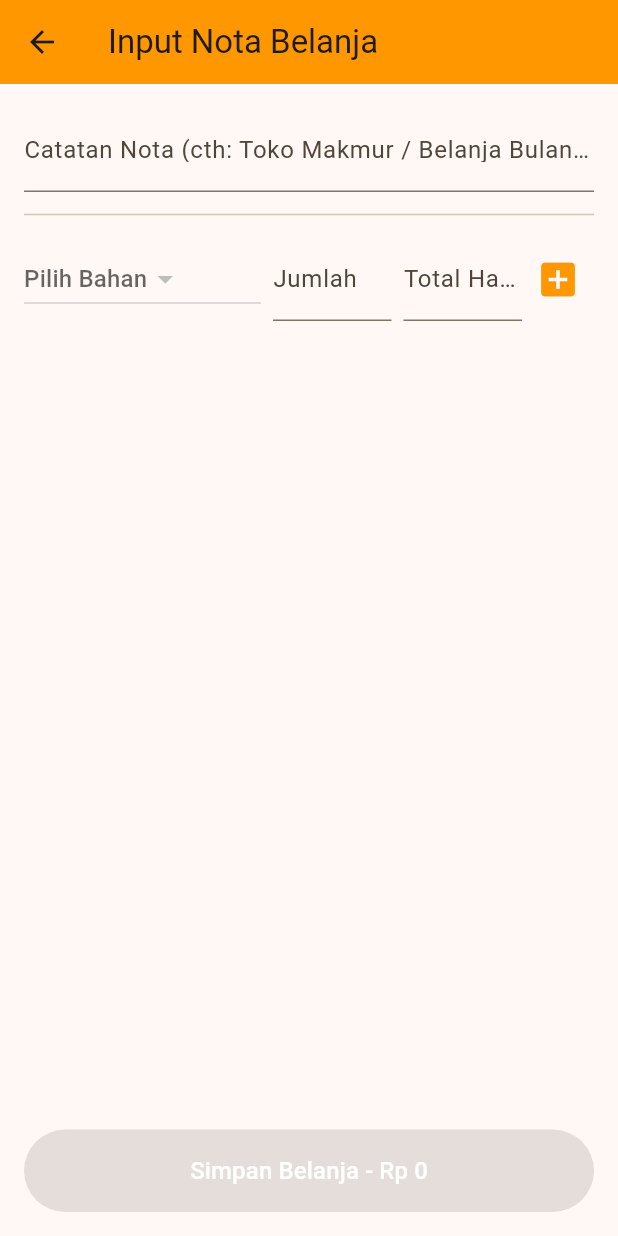
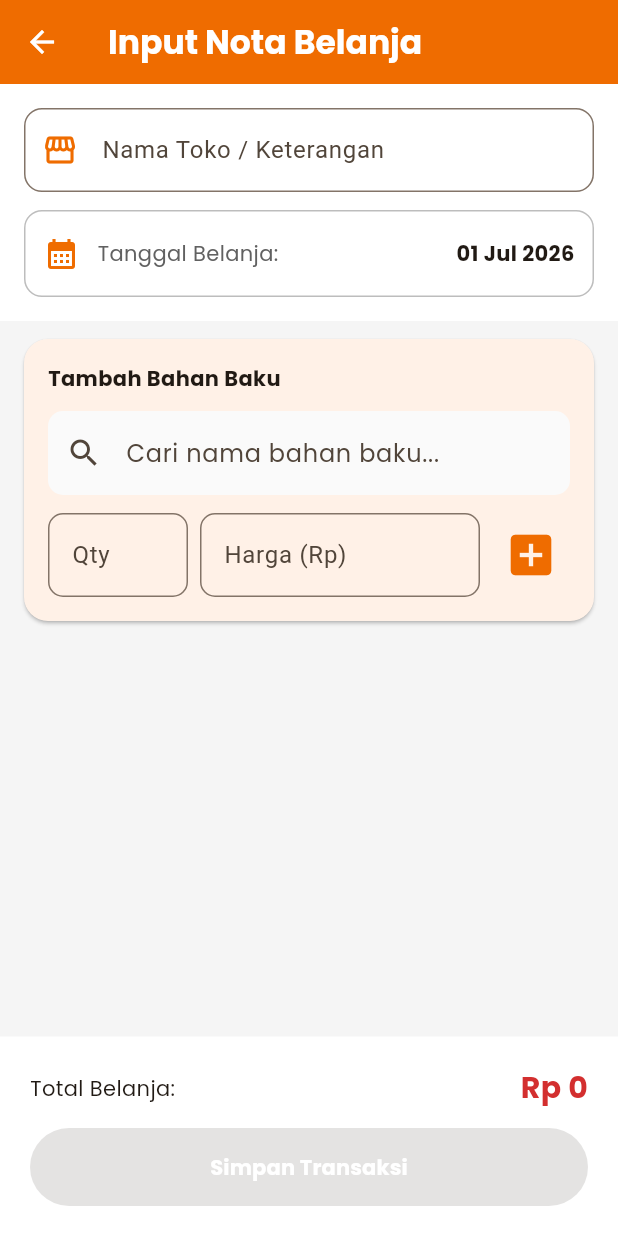
Before and after one commit to InMyDr3am/flutter_resto, a Flutter app: the AddPurchaseScreen screen opened directly, on a phone screen of 412 x 824 dp. Run offline on Flutter 3.47's test engine with Material 3 defaults, Android fonts, the phone set to English and light mode, and no system bars; our stand-ins replace google_fonts, image_picker, supabase_flutter; accounts and stored records are empty.

Commit message:
update belanja, ada tgl, tampilan lebih bagus dll

```diff
--- a/lib/screens/add_purchase_screen.dart
+++ b/lib/screens/add_purchase_screen.dart
@@ -1,4 +1,6 @@
 import 'package:flutter/material.dart';
+import 'package:google_fonts/google_fonts.dart';
+import 'package:intl/intl.dart';
 import '../models/ingredient_model.dart';
 import '../models/purchase_model.dart';
 import '../models/purchase_item_model.dart';
@@ -13,14 +15,19 @@ class AddPurchaseScreen extends StatefulWidget {
 
 class _AddPurchaseScreenState extends State<AddPurchaseScreen> {
   final SupabaseService _supabaseService = SupabaseService();
+
   final _notesController = TextEditingController();
+  final _qtyController = TextEditingController();
+  final _costController = TextEditingController();
+  TextEditingController? _searchFieldController;
 
   List<IngredientModel> _availableIngredients = [];
   final List<PurchaseItemModel> _tempItems = [];
+  IngredientModel? _selectedIngredient;
+  bool _isLoading = false;
 
-  IngredientModel? _selectedIngredient;
-  final _qtyController = TextEditingController();
-  final _costController = TextEditingController();
+  // Variabel untuk menyimpan tanggal belanja
+  DateTime _selectedDate = DateTime.now();
 
   @override
   void initState() {
@@ -28,142 +35,256 @@ class _AddPurchaseScreenState extends State<AddPurchaseScreen> {
     _loadIngredients();
   }
 
-  // Mengambil daftar bahan baku yang terdaftar untuk opsi Dropdown
   void _loadIngredients() async {
     final data = await _supabaseService.getIngredients();
-    setState(() {
-      _availableIngredients = data;
-    });
+    if (mounted) setState(() => _availableIngredients = data);
   }
 
-  // Menambahkan item bahan baku ke daftar sementara di aplikasi
+  String formatCurrency(double amount) {
+    return NumberFormat.currency(locale: 'id_ID', symbol: 'Rp ', decimalDigits: 0).format(amount);
+  }
+
+  // Fungsi untuk memilih tanggal belanja
+  Future<void> _pickDate(BuildContext context) async {
+    final pickedDate = await showDatePicker(
+      context: context,
+      initialDate: _selectedDate,
+      firstDate: DateTime(2020),
+      lastDate: DateTime.now(), // Tidak bisa pilih tanggal masa depan
+      builder: (context, child) {
+        return Theme(
+          data: Theme.of(context).copyWith(
+            colorScheme: ColorScheme.light(primary: Colors.orange.shade800),
+          ),
+          child: child!,
+        );
+      },
+    );
+
+    if (pickedDate != null) {
+      setState(() => _selectedDate = pickedDate);
+    }
+  }
+
   void _addItemToList() {
-    if (_selectedIngredient == null || _qtyController.text.isEmpty || _costController.text.isEmpty) return;
+    if (_selectedIngredient == null || _qtyController.text.isEmpty || _costController.text.isEmpty) {
+      ScaffoldMessenger.of(context).showSnackBar(const SnackBar(content: Text('Isi semua data item!'), backgroundColor: Colors.red));
+      return;
+    }
 
     setState(() {
       _tempItems.add(
         PurchaseItemModel(
-          ingredientId: _selectedIngredient!.id!,
+          ingredientId: _selectedIngredient!.id,
           ingredientName: _selectedIngredient!.name,
-          quantity: double.parse(_qtyController.text),
-          cost: double.parse(_costController.text),
+          quantity: double.tryParse(_qtyController.text) ?? 0,
+          cost: double.tryParse(_costController.text) ?? 0,
         ),
       );
-      // Reset input item setelah ditambah
       _qtyController.clear();
       _costController.clear();
       _selectedIngredient = null;
+      if (_searchFieldController != null) _searchFieldController!.clear();
     });
   }
 
-  // Menghitung total keseluruhan nota
   double get _totalNota => _tempItems.fold(0, (sum, item) => sum + item.cost);
 
-  // Menyimpan Nota beserta detailnya ke Supabase
   void _savePurchase() async {
     if (_tempItems.isEmpty) return;
+    setState(() => _isLoading = true);
+
+    try {
+      // 1. Ambil waktu saat ini (jam, menit, detik)
+      final now = DateTime.now();
+
+      // 2. Gabungkan tanggal dari kalender dengan waktu saat ini
+      final exactDateTime = DateTime(
+        _selectedDate.year,
+        _selectedDate.month,
+        _selectedDate.day,
+        now.hour,
+        now.minute,
+        now.second,
+      );
 
       final newPurchase = PurchaseModel(
         totalCost: _totalNota,
-      notes: _notesController.text.isEmpty ? null : _notesController.text,
-      purchaseDate: DateTime.now(),
+        notes: _notesController.text.isEmpty ? 'Belanja Bahan Baku' : _notesController.text,
+        purchaseDate: exactDateTime, // Gunakan waktu yang sudah sangat presisi
       );
 
       await _supabaseService.createPurchase(newPurchase, _tempItems);
-    if (context.mounted) {
-      Navigator.pop(context, true); // Kembali ke halaman riwayat dengan sinyal 'true' (sukses)
+
+      if (mounted) {
+        Navigator.pop(context, true);
+        ScaffoldMessenger.of(context).showSnackBar(
+          SnackBar(
+            content: Text('Belanjaan berhasil disimpan!', style: GoogleFonts.poppins()),
+            backgroundColor: Colors.green
+          )
+        );
+      }
+    } catch (e) {
+      if (mounted) ScaffoldMessenger.of(context).showSnackBar(SnackBar(content: Text('Error: $e'), backgroundColor: Colors.red));
+    } finally {
+      if (mounted) setState(() => _isLoading = false);
     }
   }
 
   @override
   Widget build(BuildContext context) {
     return Scaffold(
-      appBar: AppBar(title: const Text('Input Nota Belanja'), backgroundColor: Colors.orange),
-      body: Padding(
+      backgroundColor: Colors.grey[100],
+      appBar: AppBar(
+        title: Text('Input Nota Belanja', style: GoogleFonts.poppins(fontWeight: FontWeight.bold, color: Colors.white)),
+        backgroundColor: Colors.orange[800],
+        iconTheme: const IconThemeData(color: Colors.white),
+      ),
+      body: Column(
+        children: [
+          // BAGIAN ATAS: TOKO & TANGGAL
+          Container(
+            color: Colors.white,
             padding: const EdgeInsets.all(16.0),
             child: Column(
               children: [
                 TextField(
                   controller: _notesController,
-              decoration: const InputDecoration(labelText: 'Catatan Nota (cth: Toko Makmur / Belanja Bulanan)'),
+                  style: GoogleFonts.poppins(),
+                  decoration: InputDecoration(
+                    labelText: 'Nama Toko / Keterangan',
+                    prefixIcon: Icon(Icons.storefront, color: Colors.orange[800]),
+                    border: OutlineInputBorder(borderRadius: BorderRadius.circular(12)),
                   ),
-            const Divider(height: 30),
-
-            // FORM INPUT ITEM BAHAN BAKU
+                ),
+                const SizedBox(height: 12),
+                InkWell(
+                  onTap: () => _pickDate(context),
+                  child: Container(
+                    padding: const EdgeInsets.symmetric(horizontal: 12, vertical: 16),
+                    decoration: BoxDecoration(border: Border.all(color: Colors.grey.shade400), borderRadius: BorderRadius.circular(12)),
+                    child: Row(
+                      mainAxisAlignment: MainAxisAlignment.spaceBetween,
+                      children: [
                         Row(
                           children: [
-                Expanded(
-                  flex: 2,
-                  child: DropdownButton<IngredientModel>(
-                    hint: const Text('Pilih Bahan'),
-                    value: _selectedIngredient,
-                    items: _availableIngredients.map((ing) {
-                      return DropdownMenuItem(value: ing, child: Text(ing.name));
-                    }).toList(),
-                    onChanged: (val) => setState(() => _selectedIngredient = val),
+                            Icon(Icons.calendar_month, color: Colors.orange[800]),
+                            const SizedBox(width: 12),
+                            Text('Tanggal Belanja:', style: GoogleFonts.poppins(color: Colors.grey[700])),
+                          ],
+                        ),
+                        Text(DateFormat('dd MMM yyyy').format(_selectedDate), style: GoogleFonts.poppins(fontWeight: FontWeight.bold)),
+                      ],
                     ),
                   ),
-                const SizedBox(width: 8),
-                Expanded(
-                  child: TextField(
-                    controller: _qtyController,
-                    decoration: const InputDecoration(labelText: 'Jumlah'),
-                    keyboardType: TextInputType.number,
+                ),
+              ],
             ),
           ),
+          const SizedBox(height: 12),
+
+          // BAGIAN INPUT ITEM
+          Card(
+            margin: const EdgeInsets.symmetric(horizontal: 16),
+            shape: RoundedRectangleBorder(borderRadius: BorderRadius.circular(16)),
+            child: Padding(
+              padding: const EdgeInsets.all(16.0),
+              child: Column(
+                crossAxisAlignment: CrossAxisAlignment.start,
+                children: [
+                  Text('Tambah Bahan Baku', style: GoogleFonts.poppins(fontWeight: FontWeight.bold)),
+                  const SizedBox(height: 12),
+                  Autocomplete<IngredientModel>(
+                    displayStringForOption: (option) => option.name,
+                    optionsBuilder: (value) {
+                      if (value.text.isEmpty) return const Iterable<IngredientModel>.empty();
+                      return _availableIngredients.where((ing) => ing.name.toLowerCase().contains(value.text.toLowerCase()));
+                    },
+                    onSelected: (selection) => setState(() => _selectedIngredient = selection),
+                    fieldViewBuilder: (context, controller, focusNode, onFieldSubmitted) {
+                      _searchFieldController = controller;
+                      return TextField(
+                        controller: controller,
+                        focusNode: focusNode,
+                        style: GoogleFonts.poppins(),
+                        decoration: InputDecoration(
+                          hintText: 'Cari nama bahan baku...',
+                          prefixIcon: const Icon(Icons.search),
+                          filled: true,
+                          fillColor: Colors.grey[50],
+                          border: OutlineInputBorder(borderRadius: BorderRadius.circular(10), borderSide: BorderSide.none),
+                        ),
+                      );
+                    },
+                  ),
+                  const SizedBox(height: 12),
+                  Row(
+                    children: [
+                      Expanded(child: TextField(controller: _qtyController, keyboardType: TextInputType.number, decoration: InputDecoration(labelText: 'Qty', border: OutlineInputBorder(borderRadius: BorderRadius.circular(10))))),
                       const SizedBox(width: 8),
-                Expanded(
-                  child: TextField(
-                    controller: _costController,
-                    decoration: const InputDecoration(labelText: 'Total Harga'),
-                    keyboardType: TextInputType.number,
+                      Expanded(flex: 2, child: TextField(controller: _costController, keyboardType: TextInputType.number, decoration: InputDecoration(labelText: 'Harga (Rp)', border: OutlineInputBorder(borderRadius: BorderRadius.circular(10))))),
+                      const SizedBox(width: 8),
+                      IconButton(icon: Icon(Icons.add_box, color: Colors.orange[800], size: 36), onPressed: _addItemToList),
+                    ],
+                  ),
+                ],
               ),
             ),
-                IconButton(
-                  icon: const Icon(Icons.add_box, color: Colors.orange, size: 30),
-                  onPressed: _addItemToList,
-                )
-              ],
           ),
-            const SizedBox(height: 20),
+          const SizedBox(height: 8),
 
-            // DAFTAR ITEM YANG AKAN DIBELI
+          // DAFTAR ITEM SEMENTARA
           Expanded(
             child: ListView.builder(
+              padding: const EdgeInsets.symmetric(horizontal: 16),
               itemCount: _tempItems.length,
               itemBuilder: (context, index) {
                 final item = _tempItems[index];
-                  return ListTile(
-                    title: Text(item.ingredientName ?? 'Bahan'),
-                    subtitle: Text('Qty: ${item.quantity}'),
+                return Card(
+                  child: ListTile(
+                    title: Text(item.ingredientName ?? 'Bahan', style: GoogleFonts.poppins(fontWeight: FontWeight.w600)),
+                    subtitle: Text('Qty: ${item.quantity.toInt()}'),
                     trailing: Row(
                       mainAxisSize: MainAxisSize.min,
                       children: [
-                        Text('Rp ${item.cost.toStringAsFixed(0)}'),
-                        IconButton(
-                          icon: const Icon(Icons.delete, color: Colors.red),
-                          onPressed: () => setState(() => _tempItems.removeAt(index)),
-                        )
+                        Text(formatCurrency(item.cost), style: GoogleFonts.poppins(color: Colors.red[700], fontWeight: FontWeight.bold)),
+                        IconButton(icon: const Icon(Icons.delete, color: Colors.red), onPressed: () => setState(() => _tempItems.removeAt(index))),
                       ],
+                    ),
                   ),
                 );
               },
             ),
           ),
 
-            // TOMBOL SIMPAN
+          // FOOTER SIMPAN
           Container(
-              padding: const EdgeInsets.only(top: 10),
+            padding: const EdgeInsets.all(20),
+            color: Colors.white,
+            child: Column(
+              children: [
+                Row(
+                  mainAxisAlignment: MainAxisAlignment.spaceBetween,
+                  children: [
+                    Text('Total Belanja:', style: GoogleFonts.poppins(fontSize: 14)),
+                    Text(formatCurrency(_totalNota), style: GoogleFonts.poppins(fontSize: 20, fontWeight: FontWeight.bold, color: Colors.red[700])),
+                  ],
+                ),
+                const SizedBox(height: 12),
+                SizedBox(
                   width: double.infinity,
                   child: ElevatedButton(
-                onPressed: _tempItems.isEmpty ? null : _savePurchase,
-                style: ElevatedButton.styleFrom(backgroundColor: Colors.orange, padding: const EdgeInsets.symmetric(vertical: 16)),
-                child: Text('Simpan Belanja - Rp ${_totalNota.toStringAsFixed(0)}', style: const TextStyle(fontSize: 16, color: Colors.white)),
+                    onPressed: (_tempItems.isEmpty || _isLoading) ? null : _savePurchase,
+                    style: ElevatedButton.styleFrom(backgroundColor: Colors.orange[800], padding: const EdgeInsets.symmetric(vertical: 16)),
+                    child: _isLoading ? const CircularProgressIndicator(color: Colors.white) : Text('Simpan Transaksi', style: GoogleFonts.poppins(color: Colors.white, fontWeight: FontWeight.bold)),
+                  ),
+                ),
+              ],
             ),
           )
         ],
       ),
-      ),
     );
   }
 }
```
Also changed, not shown: lib/screens/main_navigation.dart (+12 -12 lines), lib/screens/purchase_history_screen.dart (added, +249 -0 lines), lib/services/supabase_service.dart (+44 -8 lines). Lines whose indentation alone changed are shown as unchanged.
